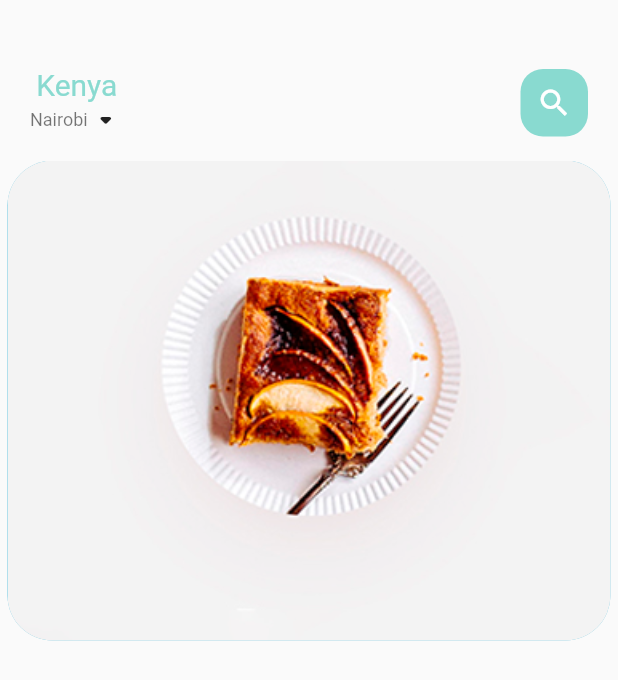
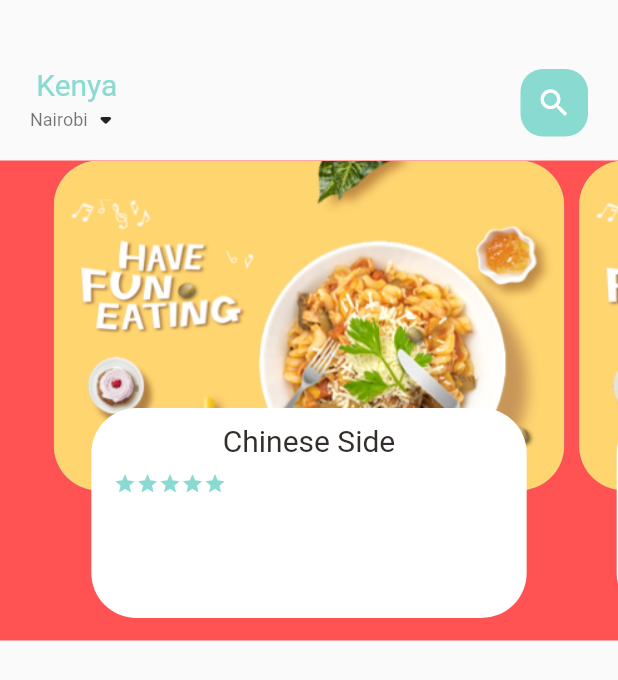
Before and after one commit to bettlameck/Food-Delivery-App, a Flutter app: the screen it shows after launch, on a phone screen of 412 x 824 dp. Shown: the top 680 px of the screen. Run offline on Flutter 3.47's test engine with Material 2 defaults, Android fonts, the phone set to English and light mode, and no system bars.

Commit message:
FoodPageBody

```diff
--- a/lib/home/food_page_body.dart
+++ b/lib/home/food_page_body.dart
@@ -1,4 +1,7 @@
 import 'package:flutter/cupertino.dart';
+import 'package:flutter/material.dart';
+import 'package:food_delivery/utils/color.dart';
+import 'package:food_delivery/widgets/big_text.dart';
 
 class FoodPageBody extends StatefulWidget {
   const FoodPageBody({Key? key}) : super(key: key);
@@ -8,11 +11,14 @@ class FoodPageBody extends StatefulWidget {
 }
 
 class _FoodPageBodyState extends State<FoodPageBody> {
+  PageController pageController = PageController(viewportFraction: 0.85);
   @override
   Widget build(BuildContext context) {
     return Container(
+      color: Colors.redAccent,
       height: 320,
       child: PageView.builder(
+          controller: pageController,
           itemCount: 5,
           itemBuilder: (context, position) {
             return buildPageItem(position);
@@ -21,16 +27,54 @@ class _FoodPageBodyState extends State<FoodPageBody> {
   }
 
   Widget buildPageItem(int index) {
-    return Container(
+    return Stack(
+      children: [
+        Container(
           height: 220,
           margin: EdgeInsets.only(left: 5, right: 5),
           decoration: BoxDecoration(
-          borderRadius: BorderRadius.circular(30), color: index.isEven? Color(0xFF69c5df):Color(0xFF9294cc),
+              borderRadius: BorderRadius.circular(30),
+              color: index.isEven ? Color(0xFF69c5df) : Color(0xFF9294cc),
               image: DecorationImage(
                   fit: BoxFit.cover,
-            image: AssetImage("assets/image/food1.png")
+                  image: AssetImage("assets/image/food0.png"))),
+        ),
+        Align(
+          alignment: Alignment.bottomCenter,
+          child: Container(
+            height: 140,
+            margin: EdgeInsets.only(left: 30, right: 30, bottom: 15),
+            decoration: BoxDecoration(
+              borderRadius: BorderRadius.circular(30),
+              color: Colors.white,
+            ),
+            child: Container(
+              padding: EdgeInsets.only(top: 10, left: 15, right: 15),
+              child: Column(
+                children: [
+                  BigText(text: "Chinese Side"),
+                  SizedBox(
+                    height: 10,
+                  ),
+                  Row(
+                    children: [
+                      Wrap(
+                        children: List.generate(
+                            5,
+                            (index) => Icon(
+                                  Icons.star,
+                                  color: AppColors.mainColor,
+                                  size: 15,
+                                )),
                       )
+                    ],
+                  )
+                ],
               ),
+            ),
+          ),
+        ),
+      ],
     );
   }
 }
```
Lines whose indentation alone changed are shown as unchanged.
